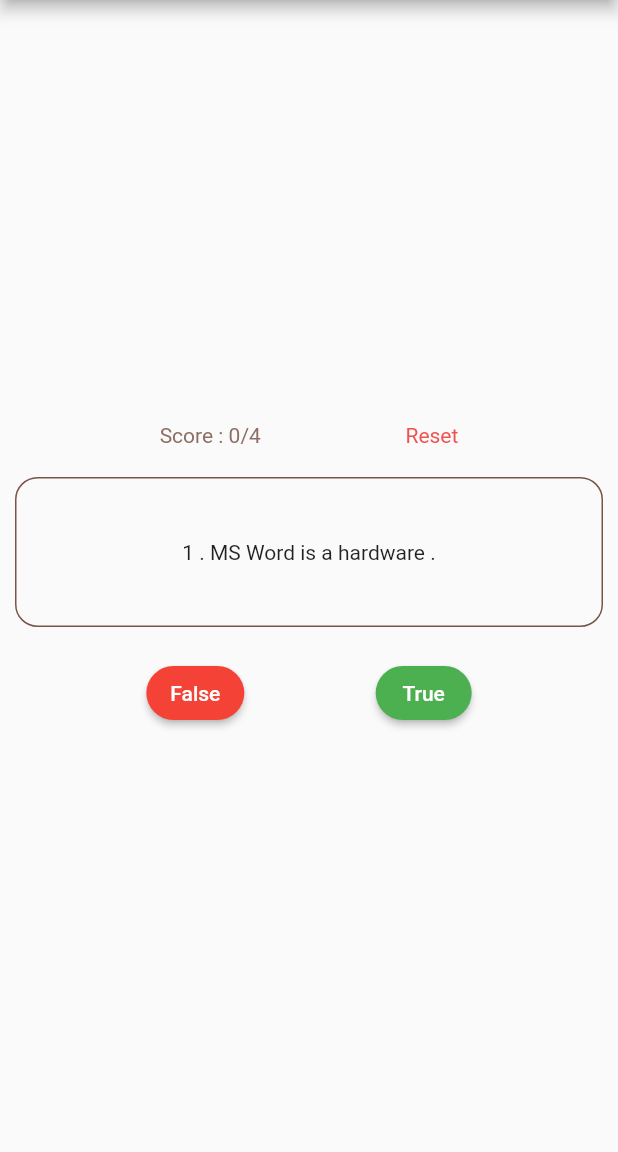
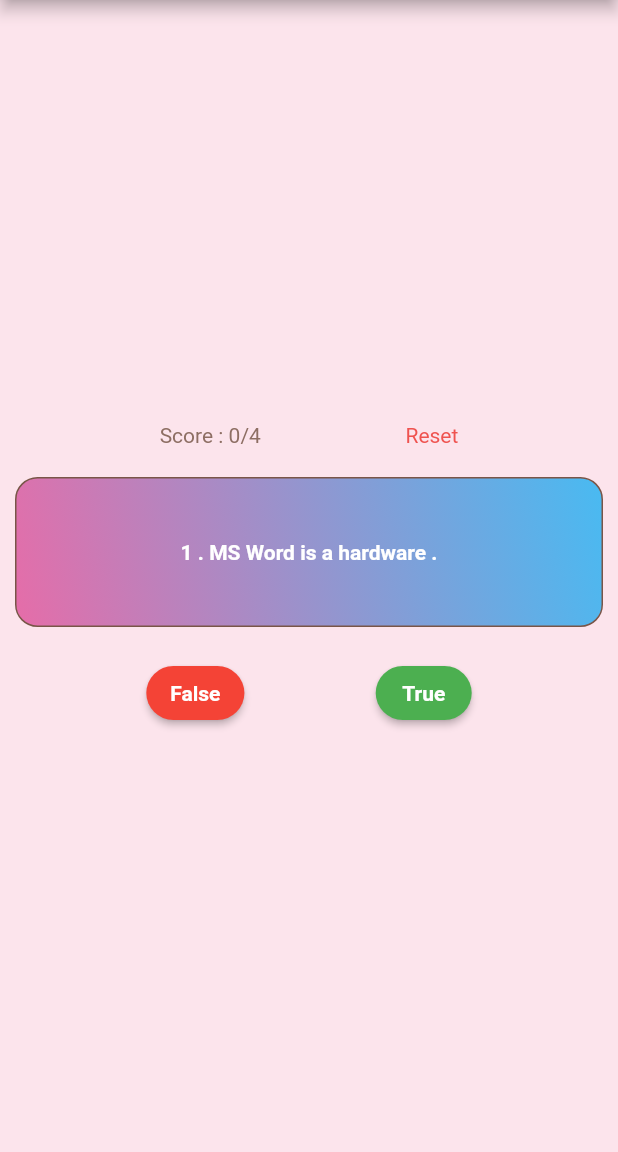
Before and after one commit to iamrithu/flutter_project3_simpleQuiz, a Flutter app: the screen it shows after launch, on a phone screen of 412 x 824 dp, the part 84-1236 px from its top. Run offline on Flutter 3.47's test engine with Material 2 defaults, Android fonts, the phone set to English and light mode, and no system bars.

Commit message:
added gradient

```diff
--- a/lib/main.dart
+++ b/lib/main.dart
@@ -94,6 +94,7 @@ class _MyHomePageState extends State<MyHomePage> {
       ),
       body: Builder(
         builder: (ctx) => Container(
+            decoration: BoxDecoration(color: Colors.pink[50]),
             padding:
                 const EdgeInsets.symmetric(vertical: 20.0, horizontal: 10.0),
             child: Column(
@@ -116,16 +117,29 @@ class _MyHomePageState extends State<MyHomePage> {
                   ],
                 ),
                 Container(
+                    padding: const EdgeInsets.symmetric(
+                        vertical: 10.0, horizontal: 10.0),
                     height: 100,
                     width: double.infinity,
                     margin: const EdgeInsets.only(top: 20, bottom: 20),
                     decoration: BoxDecoration(
                         borderRadius: BorderRadius.circular(15.0),
-                        border: Border.all(color: Colors.brown)),
+                        border: Border.all(color: Colors.brown),
+                        gradient: LinearGradient(
+                          begin: Alignment.topRight,
+                          end: Alignment.bottomLeft,
+                          colors: [
+                            Color.fromARGB(209, 33, 177, 243),
+                            Color.fromARGB(216, 226, 87, 156),
+                          ],
+                        )),
                     child: Column(
                       mainAxisAlignment: MainAxisAlignment.center,
                       children: [
-                        Text(questionList[n].question),
+                        Text(questionList[n].question,
+                            style: TextStyle(
+                                color: Colors.white,
+                                fontWeight: FontWeight.w600)),
                       ],
                     )),
                 Row(
@@ -133,7 +147,10 @@ class _MyHomePageState extends State<MyHomePage> {
                   children: [
                     ElevatedButton(
                       onPressed: () => checkAns(false, ctx),
-                      child: const Text('False'),
+                      child: const Text(
+                        'False',
+                        style: TextStyle(fontWeight: FontWeight.bold),
+                      ),
                       style: ElevatedButton.styleFrom(
                           primary: Colors.red,
                           shape: RoundedRectangleBorder(
@@ -142,7 +159,10 @@ class _MyHomePageState extends State<MyHomePage> {
                     ),
                     ElevatedButton(
                       onPressed: () => checkAns(true, ctx),
-                      child: const Text('True'),
+                      child: const Text(
+                        'True',
+                        style: TextStyle(fontWeight: FontWeight.bold),
+                      ),
                       style: ElevatedButton.styleFrom(
                           primary: Colors.green,
                           shape: RoundedRectangleBorder(
```
